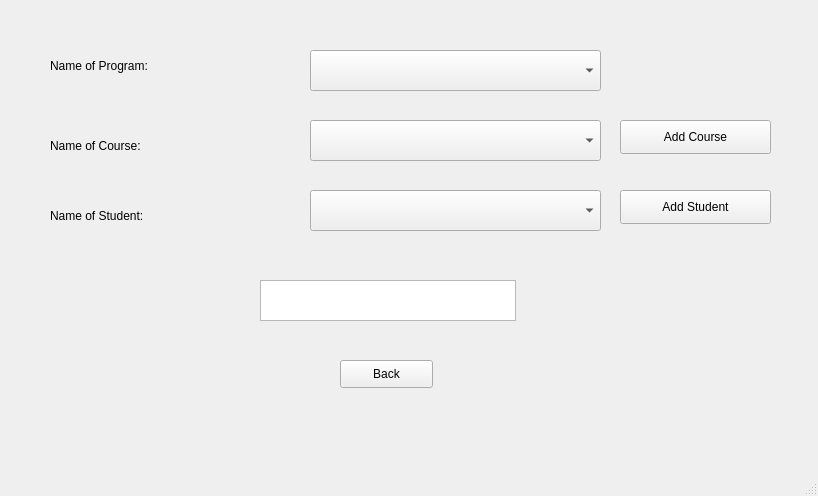
This is gui_create_session_window.ui in zgjimzhubajj/Student-Assistant as Qt 5 draws it before an edit. The edited form follows.
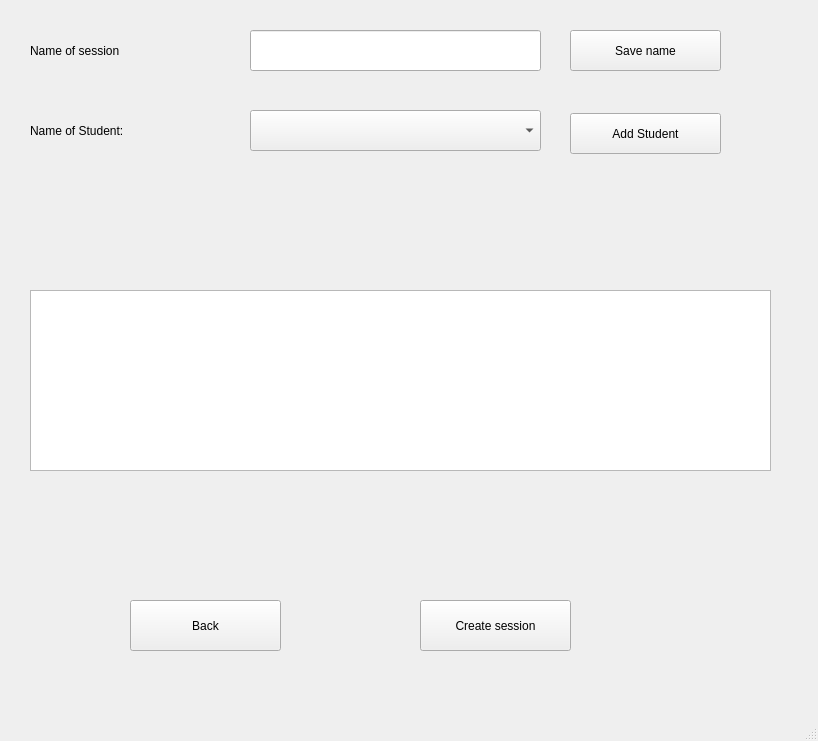
This is the edited form.

Commit message: create session button in main window is finished gui wise and functionality wise

```diff
--- a/gui_create_session_window.ui
+++ b/gui_create_session_window.ui
@@ -7,7 +7,7 @@
     <x>0</x>
     <y>0</y>
     <width>818</width>
-    <height>496</height>
+    <height>741</height>
    </rect>
   </property>
   <property name="windowTitle">
@@ -17,79 +17,20 @@
    <widget class="QComboBox" name="combo_box_student_name">
     <property name="geometry">
      <rect>
-      <x>310</x>
-      <y>190</y>
+      <x>250</x>
+      <y>110</y>
       <width>291</width>
       <height>41</height>
      </rect>
     </property>
    </widget>
-   <widget class="QPushButton" name="btn_back">
-    <property name="geometry">
-     <rect>
-      <x>340</x>
-      <y>360</y>
-      <width>93</width>
-      <height>28</height>
-     </rect>
-    </property>
-    <property name="text">
-     <string>Back</string>
-    </property>
-   </widget>
-   <widget class="QComboBox" name="combo_box_name_course">
-    <property name="geometry">
-     <rect>
-      <x>310</x>
-      <y>120</y>
-      <width>291</width>
-      <height>41</height>
-     </rect>
-    </property>
-   </widget>
-   <widget class="QComboBox" name="combo_box_name_program">
-    <property name="geometry">
-     <rect>
-      <x>310</x>
-      <y>50</y>
-      <width>291</width>
-      <height>41</height>
-     </rect>
-    </property>
-   </widget>
-   <widget class="QLabel" name="label">
-    <property name="geometry">
-     <rect>
-      <x>50</x>
-      <y>50</y>
-      <width>191</width>
-      <height>31</height>
-     </rect>
-    </property>
-    <property name="text">
-     <string>Name of Program:</string>
-    </property>
-   </widget>
-   <widget class="QLabel" name="label_2">
-    <property name="geometry">
-     <rect>
-      <x>50</x>
-      <y>130</y>
-      <width>191</width>
-      <height>31</height>
-     </rect>
-    </property>
-    <property name="text">
-     <string>Name of Course:</string>
-    </property>
-   </widget>
    <widget class="QLabel" name="label_3">
     <property name="geometry">
      <rect>
-      <x>50</x>
-      <y>200</y>
-      <width>191</width>
-      <height>31</height>
+      <x>30</x>
+      <y>110</y>
+      <width>181</width>
+      <height>41</height>
      </rect>
     </property>
     <property name="text">
@@ -99,37 +40,112 @@
    <widget class="QPushButton" name="btn_add_course">
     <property name="geometry">
      <rect>
-      <x>620</x>
-      <y>120</y>
+      <x>420</x>
+      <y>600</y>
       <width>151</width>
-      <height>34</height>
+      <height>51</height>
      </rect>
     </property>
     <property name="text">
-     <string>Add Course</string>
+     <string>Create session</string>
     </property>
    </widget>
    <widget class="QPushButton" name="btn_add_student">
     <property name="geometry">
      <rect>
-      <x>620</x>
-      <y>190</y>
+      <x>570</x>
+      <y>113</y>
       <width>151</width>
-      <height>34</height>
+      <height>41</height>
      </rect>
     </property>
     <property name="text">
      <string>Add Student</string>
     </property>
    </widget>
-   <widget class="QListWidget" name="list_widget_added_info">
+   <widget class="QLabel" name="label_4">
     <property name="geometry">
      <rect>
-      <x>260</x>
-      <y>280</y>
-      <width>256</width>
+      <x>30</x>
+      <y>30</y>
+      <width>161</width>
       <height>41</height>
      </rect>
+    </property>
+    <property name="text">
+     <string>Name of session</string>
+    </property>
+   </widget>
+   <widget class="QLineEdit" name="line_edit_name_of_session">
+    <property name="geometry">
+     <rect>
+      <x>250</x>
+      <y>30</y>
+      <width>291</width>
+      <height>41</height>
+     </rect>
+    </property>
+   </widget>
+   <widget class="QLabel" name="lbl_session_info">
+    <property name="geometry">
+     <rect>
+      <x>30</x>
+      <y>240</y>
+      <width>761</width>
+      <height>41</height>
+     </rect>
+    </property>
+    <property name="text">
+     <string/>
+    </property>
+   </widget>
+   <widget class="QListWidget" name="list_widget_member_of_session">
+    <property name="geometry">
+     <rect>
+      <x>30</x>
+      <y>290</y>
+      <width>741</width>
+      <height>181</height>
+     </rect>
+    </property>
+   </widget>
+   <widget class="QPushButton" name="btn_save_session_name">
+    <property name="geometry">
+     <rect>
+      <x>570</x>
+      <y>30</y>
+      <width>151</width>
+      <height>41</height>
+     </rect>
+    </property>
+    <property name="text">
+     <string>Save name</string>
+    </property>
+   </widget>
+   <widget class="QLabel" name="lbl_wrong_inputs">
+    <property name="geometry">
+     <rect>
+      <x>30</x>
+      <y>500</y>
+      <width>751</width>
+      <height>61</height>
+     </rect>
+    </property>
+    <property name="text">
+     <string/>
+    </property>
+   </widget>
+   <widget class="QPushButton" name="btn_back">
+    <property name="geometry">
+     <rect>
+      <x>130</x>
+      <y>600</y>
+      <width>151</width>
+      <height>51</height>
+     </rect>
+    </property>
+    <property name="text">
+     <string>Back</string>
     </property>
    </widget>
   </widget>
```
Left out of the diff: 4 changed lines with no effect on the pictures. The commit also changes 25 other files.
